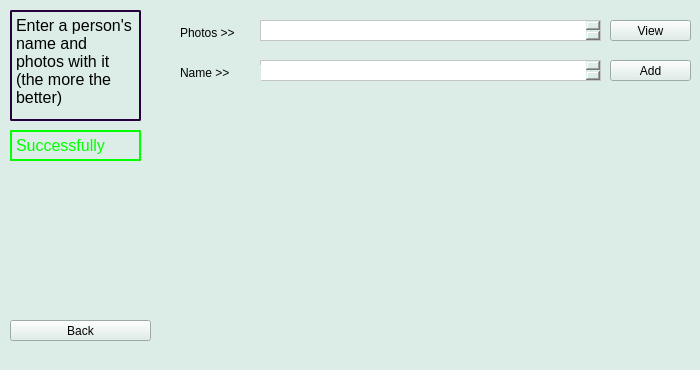
Qt form GUI/AddPerson.ui (sergiusnick/who_is) before a commit.
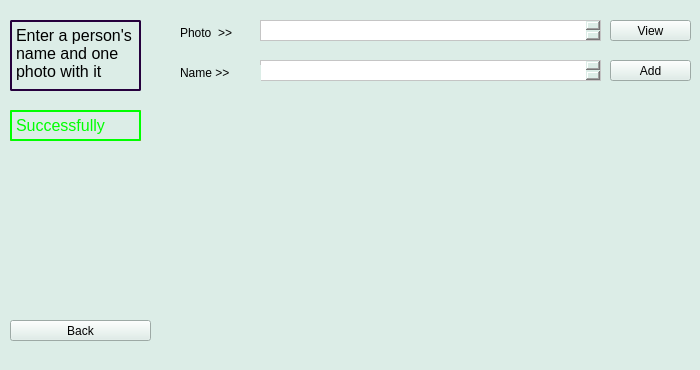
The same form after that commit.

```diff
--- a/GUI/AddPerson.ui
+++ b/GUI/AddPerson.ui
@@ -48,9 +48,9 @@
     <property name="geometry">
      <rect>
       <x>10</x>
-      <y>10</y>
+      <y>20</y>
       <width>131</width>
-      <height>111</height>
+      <height>71</height>
      </rect>
     </property>
     <property name="styleSheet">
@@ -62,14 +62,14 @@
 &lt;html&gt;&lt;head&gt;&lt;meta name=&quot;qrichtext&quot; content=&quot;1&quot; /&gt;&lt;style type=&quot;text/css&quot;&gt;
 p, li { white-space: pre-wrap; }
 &lt;/style&gt;&lt;/head&gt;&lt;body style=&quot; font-family:'MS Shell Dlg 2'; font-size:8.25pt; font-weight:400; font-style:normal;&quot;&gt;
-&lt;p style=&quot; margin-top:0px; margin-bottom:0px; margin-left:0px; margin-right:0px; -qt-block-indent:0; text-indent:0px;&quot;&gt;&lt;span style=&quot; font-size:12pt;&quot;&gt;Enter a person's name and photos with it (the more the better)&lt;/span&gt;&lt;/p&gt;&lt;/body&gt;&lt;/html&gt;</string>
+&lt;p style=&quot; margin-top:0px; margin-bottom:0px; margin-left:0px; margin-right:0px; -qt-block-indent:0; text-indent:0px;&quot;&gt;&lt;span style=&quot; font-size:12pt;&quot;&gt;Enter a person's name and one photo with it&lt;/span&gt;&lt;/p&gt;&lt;/body&gt;&lt;/html&gt;</string>
     </property>
    </widget>
    <widget class="QTextBrowser" name="textError">
     <property name="geometry">
      <rect>
       <x>10</x>
-      <y>130</y>
+      <y>110</y>
       <width>131</width>
       <height>31</height>
      </rect>
@@ -91,7 +91,7 @@
     <property name="geometry">
      <rect>
       <x>10</x>
-      <y>130</y>
+      <y>110</y>
       <width>131</width>
       <height>31</height>
      </rect>
@@ -152,7 +152,7 @@
      <string notr="true">font: 75 12pt &quot;Levenim MT&quot;;</string>
     </property>
     <property name="text">
-     <string>Photos &gt;&gt;</string>
+     <string>Photo  &gt;&gt;</string>
     </property>
    </widget>
    <widget class="QTextEdit" name="textFiles">
```
